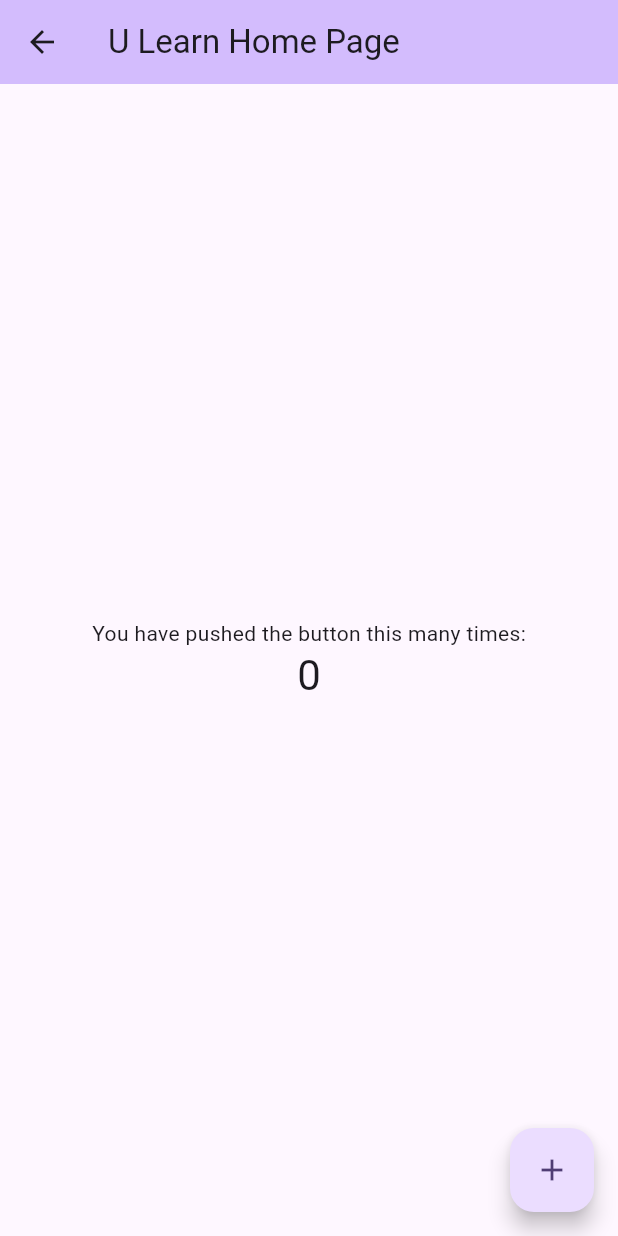
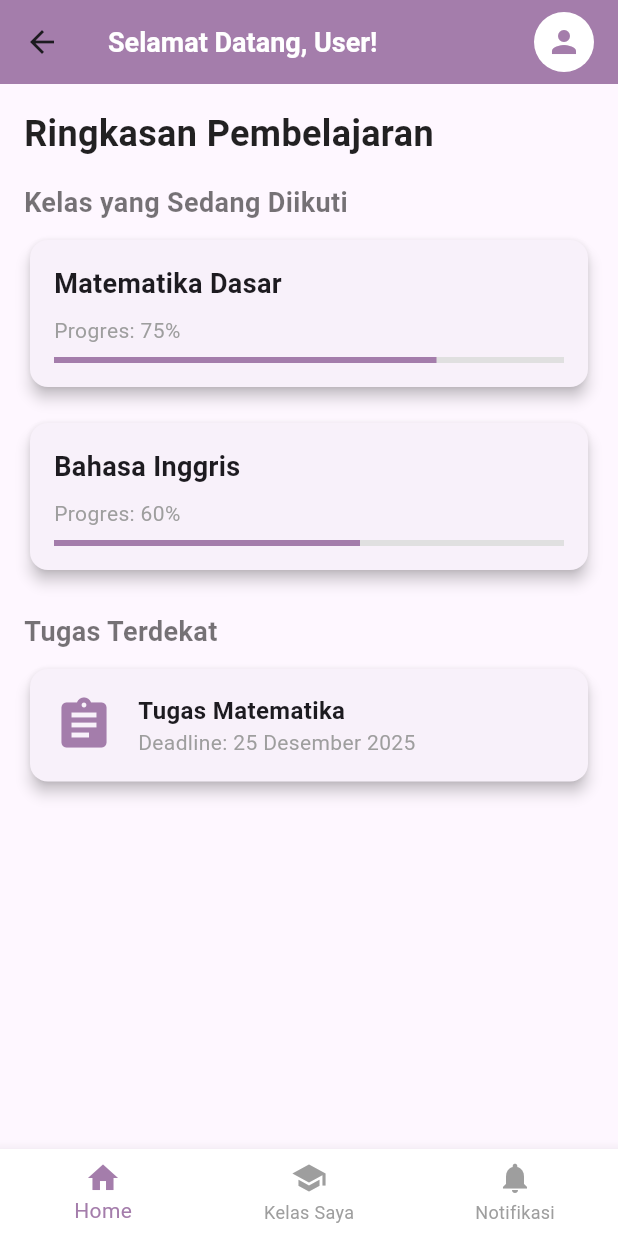
Before and after one commit to Afriyaniwulandari/LearningMS, a Flutter app: the MyHomePage screen opened directly, on a phone screen of 412 x 824 dp. Run offline on Flutter 3.47's test engine with Material 3 defaults, Android fonts, the phone set to English and light mode, and no system bars.

Commit message:
membuat home screen

```diff
--- a/lib/home_screen.dart
+++ b/lib/home_screen.dart
@@ -2,15 +2,6 @@ import 'package:flutter/material.dart';
 
 class MyHomePage extends StatefulWidget {
   const MyHomePage({super.key, required this.title});
-
-  // This widget is the home page of your application. It is stateful, meaning
-  // that it has a State object (defined below) that contains fields that affect
-  // how it looks.
-
-  // This class is the configuration for the state. It holds the values (in this
-  // case the title) provided by the parent (in this case the App widget) and
-  // used by the build method of the State. Fields in a Widget subclass are
-  // always marked "final".
 
   final String title;
 
@@ -19,69 +10,211 @@ class MyHomePage extends StatefulWidget {
 }
 
 class _MyHomePageState extends State<MyHomePage> {
-  int _counter = 0;
+  int _selectedIndex = 0;
 
-  void _incrementCounter() {
+  static const List<Widget> _widgetOptions = <Widget>[
+    HomeContent(),
+    Center(child: Text('Kelas Saya')),
+    Center(child: Text('Notifikasi')),
+  ];
+
+  void _onItemTapped(int index) {
     setState(() {
-      // This call to setState tells the Flutter framework that something has
-      // changed in this State, which causes it to rerun the build method below
-      // so that the display can reflect the updated values. If we changed
-      // _counter without calling setState(), then the build method would not be
-      // called again, and so nothing would appear to happen.
-      _counter++;
+      _selectedIndex = index;
     });
   }
 
   @override
   Widget build(BuildContext context) {
-    // This method is rerun every time setState is called, for instance as done
-    // by the _incrementCounter method above.
-    //
-    // The Flutter framework has been optimized to make rerunning build methods
-    // fast, so that you can just rebuild anything that needs updating rather
-    // than having to individually change instances of widgets.
     return Scaffold(
       appBar: AppBar(
-        // TRY THIS: Try changing the color here to a specific color (to
-        // Colors.amber, perhaps?) and trigger a hot reload to see the AppBar
-        // change color while the other colors stay the same.
-        backgroundColor: Theme.of(context).colorScheme.inversePrimary,
-        // Here we take the value from the MyHomePage object that was created by
-        // the App.build method, and use it to set our appbar title.
-        title: Text(widget.title),
-      ),
-      body: Center(
-        // Center is a layout widget. It takes a single child and positions it
-        // in the middle of the parent.
-        child: Column(
-          // Column is also a layout widget. It takes a list of children and
-          // arranges them vertically. By default, it sizes itself to fit its
-          // children horizontally, and tries to be as tall as its parent.
-          //
-          // Column has various properties to control how it sizes itself and
-          // how it positions its children. Here we use mainAxisAlignment to
-          // center the children vertically; the main axis here is the vertical
-          // axis because Columns are vertical (the cross axis would be
-          // horizontal).
-          //
-          // TRY THIS: Invoke "debug painting" (choose the "Toggle Debug Paint"
-          // action in the IDE, or press "p" in the console), to see the
-          // wireframe for each widget.
-          mainAxisAlignment: MainAxisAlignment.center,
+        backgroundColor: const Color(0xFFA47DAB),
+        elevation: 0,
+        title: const Row(
           children: [
-            const Text('You have pushed the button this many times:'),
             Text(
-              '$_counter',
-              style: Theme.of(context).textTheme.headlineMedium,
+              'Selamat Datang, User!',
+              style: TextStyle(
+                color: Colors.white,
+                fontSize: 18,
+                fontWeight: FontWeight.w600,
+              ),
             ),
           ],
         ),
+        actions: [
+          Padding(
+            padding: const EdgeInsets.only(right: 16.0),
+            child: CircleAvatar(
+              backgroundColor: Colors.white,
+              child: Icon(Icons.person, color: const Color(0xFFA47DAB)),
+            ),
+          ),
+        ],
       ),
-      floatingActionButton: FloatingActionButton(
-        onPressed: _incrementCounter,
-        tooltip: 'Increment',
-        child: const Icon(Icons.add),
+      body: _widgetOptions.elementAt(_selectedIndex),
+      bottomNavigationBar: BottomNavigationBar(
+        items: const <BottomNavigationBarItem>[
+          BottomNavigationBarItem(icon: Icon(Icons.home), label: 'Home'),
+          BottomNavigationBarItem(
+            icon: Icon(Icons.school),
+            label: 'Kelas Saya',
+          ),
+          BottomNavigationBarItem(
+            icon: Icon(Icons.notifications),
+            label: 'Notifikasi',
+          ),
+        ],
+        currentIndex: _selectedIndex,
+        selectedItemColor: const Color(0xFFA47DAB),
+        unselectedItemColor: Colors.grey,
+        backgroundColor: Colors.white,
+        onTap: _onItemTapped,
+        type: BottomNavigationBarType.fixed,
+        showUnselectedLabels: true,
       ),
     );
   }
 }
+
+class HomeContent extends StatelessWidget {
+  const HomeContent({super.key});
+
+  @override
+  Widget build(BuildContext context) {
+    return SingleChildScrollView(
+      padding: const EdgeInsets.all(16.0),
+      child: Column(
+        crossAxisAlignment: CrossAxisAlignment.start,
+        children: [
+          const Text(
+            'Ringkasan Pembelajaran',
+            style: TextStyle(
+              fontSize: 24,
+              fontWeight: FontWeight.bold,
+              color: Colors.black87,
+            ),
+          ),
+          const SizedBox(height: 16),
+          // Class Cards
+          const Text(
+            'Kelas yang Sedang Diikuti',
+            style: TextStyle(
+              fontSize: 18,
+              fontWeight: FontWeight.w600,
+              color: Colors.black54,
+            ),
+          ),
+          const SizedBox(height: 8),
+          Card(
+            elevation: 4,
+            shape: RoundedRectangleBorder(
+              borderRadius: BorderRadius.circular(12),
+            ),
+            child: Padding(
+              padding: const EdgeInsets.all(16.0),
+              child: Column(
+                crossAxisAlignment: CrossAxisAlignment.start,
+                children: [
+                  const Text(
+                    'Matematika Dasar',
+                    style: TextStyle(fontSize: 18, fontWeight: FontWeight.bold),
+                  ),
+                  const SizedBox(height: 8),
+                  const Text(
+                    'Progres: 75%',
+                    style: TextStyle(color: Colors.grey),
+                  ),
+                  const SizedBox(height: 8),
+                  LinearProgressIndicator(
+                    value: 0.75,
+                    backgroundColor: Colors.grey[300],
+                    valueColor: AlwaysStoppedAnimation<Color>(
+                      const Color(0xFFA47DAB),
+                    ),
+                  ),
+                ],
+              ),
+            ),
+          ),
+          const SizedBox(height: 16),
+          Card(
+            elevation: 4,
+            shape: RoundedRectangleBorder(
+              borderRadius: BorderRadius.circular(12),
+            ),
+            child: Padding(
+              padding: const EdgeInsets.all(16.0),
+              child: Column(
+                crossAxisAlignment: CrossAxisAlignment.start,
+                children: [
+                  const Text(
+                    'Bahasa Inggris',
+                    style: TextStyle(fontSize: 18, fontWeight: FontWeight.bold),
+                  ),
+                  const SizedBox(height: 8),
+                  const Text(
+                    'Progres: 60%',
+                    style: TextStyle(color: Colors.grey),
+                  ),
+                  const SizedBox(height: 8),
+                  LinearProgressIndicator(
+                    value: 0.6,
+                    backgroundColor: Colors.grey[300],
+                    valueColor: AlwaysStoppedAnimation<Color>(
+                      const Color(0xFFA47DAB),
+                    ),
+                  ),
+                ],
+              ),
+            ),
+          ),
+          const SizedBox(height: 24),
+          // Upcoming Assignments
+          const Text(
+            'Tugas Terdekat',
+            style: TextStyle(
+              fontSize: 18,
+              fontWeight: FontWeight.w600,
+              color: Colors.black54,
+            ),
+          ),
+          const SizedBox(height: 8),
+          Card(
+            elevation: 4,
+            shape: RoundedRectangleBorder(
+              borderRadius: BorderRadius.circular(12),
+            ),
+            child: const Padding(
+              padding: EdgeInsets.all(16.0),
+              child: Row(
+                children: [
+                  Icon(Icons.assignment, color: Color(0xFFA47DAB), size: 40),
+                  SizedBox(width: 16),
+                  Expanded(
+                    child: Column(
+                      crossAxisAlignment: CrossAxisAlignment.start,
+                      children: [
+                        Text(
+                          'Tugas Matematika',
+                          style: TextStyle(
+                            fontSize: 16,
+                            fontWeight: FontWeight.bold,
+                          ),
+                        ),
+                        Text(
+                          'Deadline: 25 Desember 2025',
+                          style: TextStyle(color: Colors.grey),
+                        ),
+                      ],
+                    ),
+                  ),
+                ],
+              ),
+            ),
+          ),
+        ],
+      ),
+    );
+  }
+}
```
